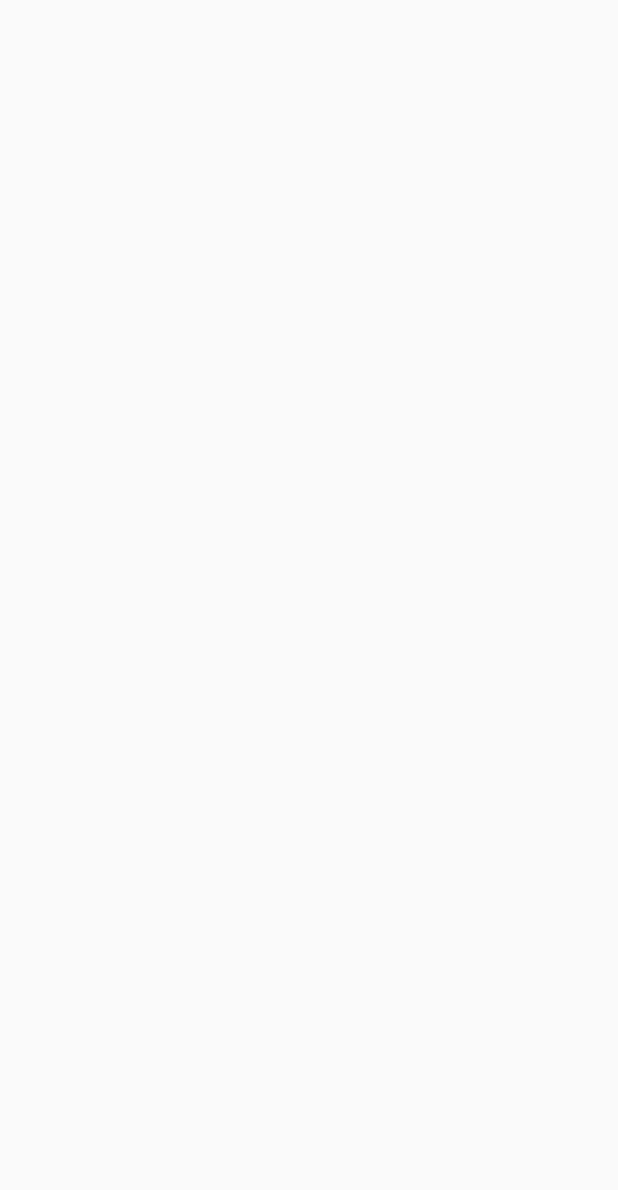
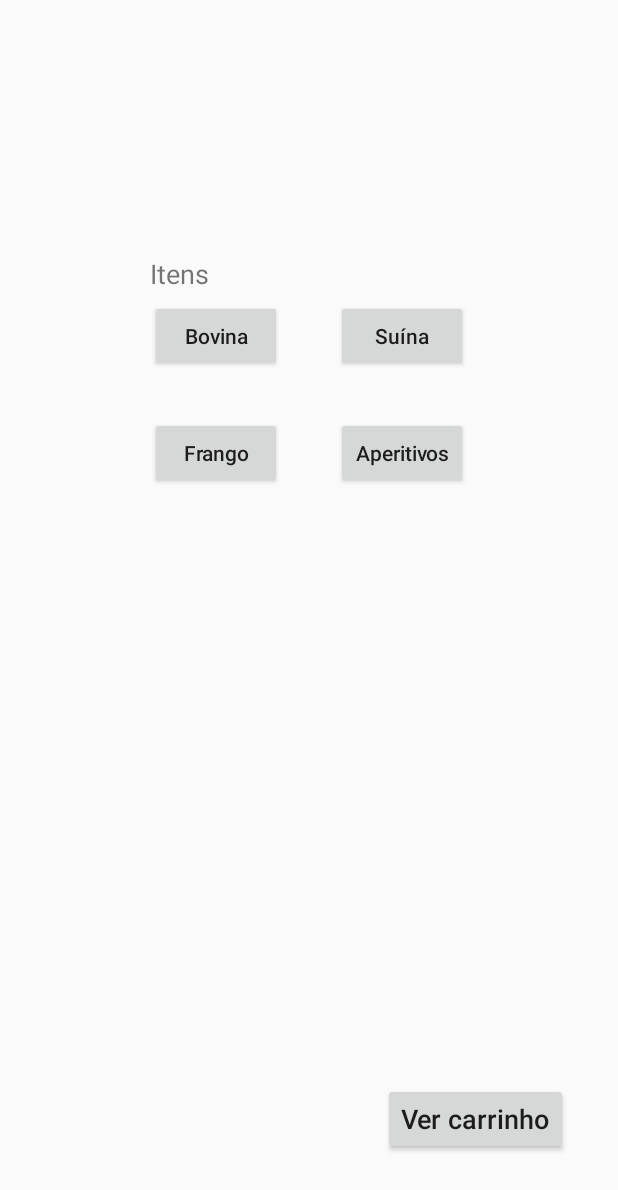
Before and after one commit to pcdateixeira/deliverybagual, an Android app: the AdicionarItem screen opened directly, with no data from a screen before it, on a phone screen of 412 x 824 dp. Before the commit the part shown is empty. Shown: the top 1190 px of the screen. Run offline under Robolectric (Android 15) with nearby library versions, the phone set to English and light mode, and no system bars.

Commit message:
Adicionada UA-03, fazendo a quarta

```diff
--- a/app/src/main/AndroidManifest.xml
+++ b/app/src/main/AndroidManifest.xml
@@ -9,7 +9,9 @@
         android:roundIcon="@mipmap/ic_launcher_round"
         android:supportsRtl="true"
         android:theme="@style/AppTheme">
-        <activity android:name=".AdicionarItem"></activity>
+        <activity android:name=".Carrinho"></activity>
+        <activity android:name=".AdicionarTipodeItem" />
+        <activity android:name=".AdicionarItem" />
         <activity android:name=".ListaPedidos">
             <intent-filter>
                 <action android:name="android.intent.action.MAIN" />
--- a/app/src/main/java/com/example/deliverybagual/AdicionarItem.java
+++ b/app/src/main/java/com/example/deliverybagual/AdicionarItem.java
@@ -2,19 +2,56 @@ package com.example.deliverybagual;
 
 import androidx.appcompat.app.AppCompatActivity;
 
+import android.content.Intent;
 import android.os.Bundle;
+import android.view.View;
+import android.widget.Button;
 import android.widget.TextView;
 
 public class AdicionarItem extends AppCompatActivity {
 
-    private TextView tv1;
+    private TextView itens;
+    private Button botaoBovina;
+    private Button botaoSuina;
+    private Button botaoFrango;
+    private Button botaoAperitivos;
+    private Button botaoCarrinho;
 
     @Override
     protected void onCreate(Bundle savedInstanceState) {
         super.onCreate(savedInstanceState);
         setContentView(R.layout.adicionar_item);
-        tv1 = findViewById(R.id.textView1);
-        String texto = getIntent().getStringExtra("data");
-        tv1.setText(texto);
+
+        itens = findViewById(R.id.itens);
+        botaoBovina = findViewById(R.id.botaoBovina);
+        botaoSuina = findViewById(R.id.botaoSuina);
+        botaoFrango = findViewById(R.id.botaoFrango);
+        botaoAperitivos = findViewById(R.id.botaoAperitivos);
+        botaoCarrinho = findViewById(R.id.botaoCarrinho);
+    }
+
+    public void maisUmItem(View view) {
+        Intent i = new Intent(this, AdicionarTipodeItem.class);
+
+        switch(view.getId()) {
+            case R.id.botaoBovina:
+                i.putExtra("data", "bovina");
+                break;
+            case R.id.botaoSuina:
+                i.putExtra("data", "suina");
+                break;
+            case R.id.botaoFrango:
+                i.putExtra("data", "frango");
+                break;
+            case R.id.botaoAperitivos:
+                i.putExtra("data", "aperitivos");
+        }
+        startActivity(i);
+    }
+
+    public void VerCarrinho(View view)
+    {
+        Intent i = new Intent(this, Carrinho.class);
+        startActivity(i);
     }
 }
--- a/app/src/main/java/com/example/deliverybagual/ListaPedidos.java
+++ b/app/src/main/java/com/example/deliverybagual/ListaPedidos.java
@@ -22,7 +22,7 @@ public class ListaPedidos extends AppCompatActivity {
         botaoNovoPedido = findViewById(R.id.botaoNovoPedido);
     }
 
-    public void Send(View view)
+    public void NovoPedido(View view)
     {
         Intent i = new Intent(this, AdicionarItem.class);
         i.putExtra("data", tituloPedido.getText().toString());
--- a/app/src/main/res/layout/adicionar_item.xml
+++ b/app/src/main/res/layout/adicionar_item.xml
@@ -7,14 +7,75 @@
     tools:context=".AdicionarItem">
 
     <TextView
-        android:id="@+id/textView1"
+        android:id="@+id/itens"
         android:layout_width="wrap_content"
         android:layout_height="wrap_content"
-        android:layout_marginStart="16dp"
-        android:layout_marginLeft="16dp"
-        android:layout_marginTop="50dp"
-        android:text="TextView"
+        android:layout_marginStart="100dp"
+        android:layout_marginLeft="100dp"
+        android:layout_marginTop="170dp"
+        android:text="@string/itens"
         android:textSize="18sp"
         app:layout_constraintStart_toStartOf="parent"
         app:layout_constraintTop_toTopOf="parent" />
+
+    <Button
+        android:id="@+id/botaoCarrinho"
+        android:layout_width="wrap_content"
+        android:layout_height="wrap_content"
+        android:layout_marginEnd="33dp"
+        android:layout_marginRight="33dp"
+        android:layout_marginBottom="54dp"
+        android:onClick="VerCarrinho"
+        android:text="@string/vercarrinho"
+        android:textSize="18sp"
+        app:layout_constraintBottom_toBottomOf="parent"
+        app:layout_constraintEnd_toEndOf="parent" />
+
+    <Button
+        android:id="@+id/botaoBovina"
+        android:layout_width="wrap_content"
+        android:layout_height="wrap_content"
+        android:layout_marginStart="100dp"
+        android:layout_marginLeft="100dp"
+        android:layout_marginTop="200dp"
+        android:onClick="maisUmItem"
+        android:text="@string/bovina"
+        app:layout_constraintStart_toStartOf="parent"
+        app:layout_constraintTop_toTopOf="parent" />
+
+    <Button
+        android:id="@+id/botaoSuina"
+        android:layout_width="wrap_content"
+        android:layout_height="wrap_content"
+        android:layout_marginTop="200dp"
+        android:layout_marginEnd="100dp"
+        android:layout_marginRight="100dp"
+        android:onClick="maisUmItem"
+        android:text="@string/suina"
+        app:layout_constraintEnd_toEndOf="parent"
+        app:layout_constraintTop_toTopOf="parent" />
+
+    <Button
+        android:id="@+id/botaoFrango"
+        android:layout_width="wrap_content"
+        android:layout_height="wrap_content"
+        android:layout_marginStart="100dp"
+        android:layout_marginLeft="100dp"
+        android:layout_marginTop="30dp"
+        android:onClick="maisUmItem"
+        android:text="@string/frango"
+        app:layout_constraintStart_toStartOf="parent"
+        app:layout_constraintTop_toBottomOf="@+id/botaoBovina" />
+
+    <Button
+        android:id="@+id/botaoAperitivos"
+        android:layout_width="wrap_content"
+        android:layout_height="wrap_content"
+        android:layout_marginTop="30dp"
+        android:layout_marginEnd="100dp"
+        android:layout_marginRight="100dp"
+        android:onClick="maisUmItem"
+        android:text="@string/aperitivos"
+        app:layout_constraintEnd_toEndOf="parent"
+        app:layout_constraintTop_toBottomOf="@+id/botaoSuina" />
 </androidx.constraintlayout.widget.ConstraintLayout>
--- a/app/src/main/res/layout/lista_pedidos.xml
+++ b/app/src/main/res/layout/lista_pedidos.xml
@@ -13,7 +13,7 @@
         android:layout_marginEnd="33dp"
         android:layout_marginRight="33dp"
         android:layout_marginBottom="54dp"
-        android:onClick="Send"
+        android:onClick="NovoPedido"
         android:text="@string/novopedido"
         android:textSize="18sp"
         app:layout_constraintBottom_toBottomOf="parent"
--- a/app/src/main/res/values/strings.xml
+++ b/app/src/main/res/values/strings.xml
@@ -3,4 +3,10 @@
     <string name="pedidos">Pedidos</string>
     <string name="listavazia">Nenhum pedido em andamento</string>
     <string name="novopedido">Novo pedido</string>
+    <string name="itens">Itens</string>
+    <string name="vercarrinho">Ver carrinho</string>
+    <string name="bovina">Bovina</string>
+    <string name="suina">Suína</string>
+    <string name="frango">Frango</string>
+    <string name="aperitivos">Aperitivos</string>
 </resources>
```
Also changed, not shown: app/src/main/java/com/example/deliverybagual/AdicionarTipodeItem.java (added, +14 -0 lines), app/src/main/java/com/example/deliverybagual/Carrinho.java (added, +14 -0 lines), app/src/main/res/layout/adicionar_tipode_item.xml (added, +9 -0 lines), app/src/main/res/layout/carrinho.xml (added, +9 -0 lines).
